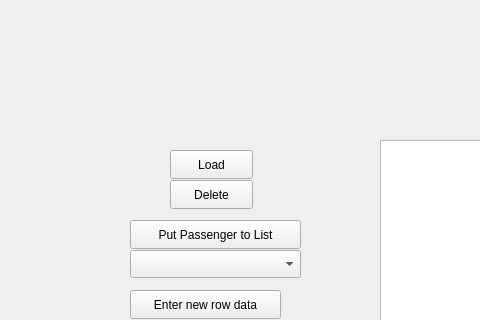
Before: the Qt Designer form mainwindow.ui in FRANZ2103/SQLITE_DB, drawn with Qt 5; both pictures show x 0 to 480 and y 0 to 320 of the 800 by 600 pixel window.
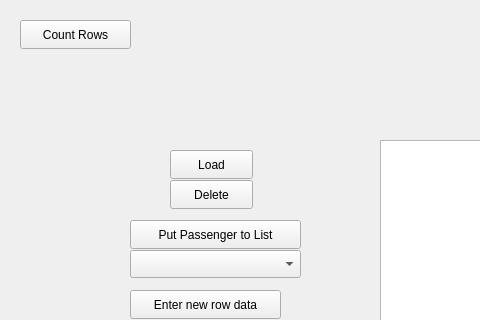
After: the same form once the commit is applied.

Commit message: new commit, added row count button

Patch:
```diff
--- a/mainwindow.ui
+++ b/mainwindow.ui
@@ -132,6 +132,19 @@
      <string>TestBtn</string>
     </property>
    </widget>
+   <widget class="QPushButton" name="count_rows">
+    <property name="geometry">
+     <rect>
+      <x>20</x>
+      <y>20</y>
+      <width>111</width>
+      <height>29</height>
+     </rect>
+    </property>
+    <property name="text">
+     <string>Count Rows</string>
+    </property>
+   </widget>
   </widget>
   <widget class="QMenuBar" name="menubar">
    <property name="geometry">
```
The commit also changes 2 other files.
